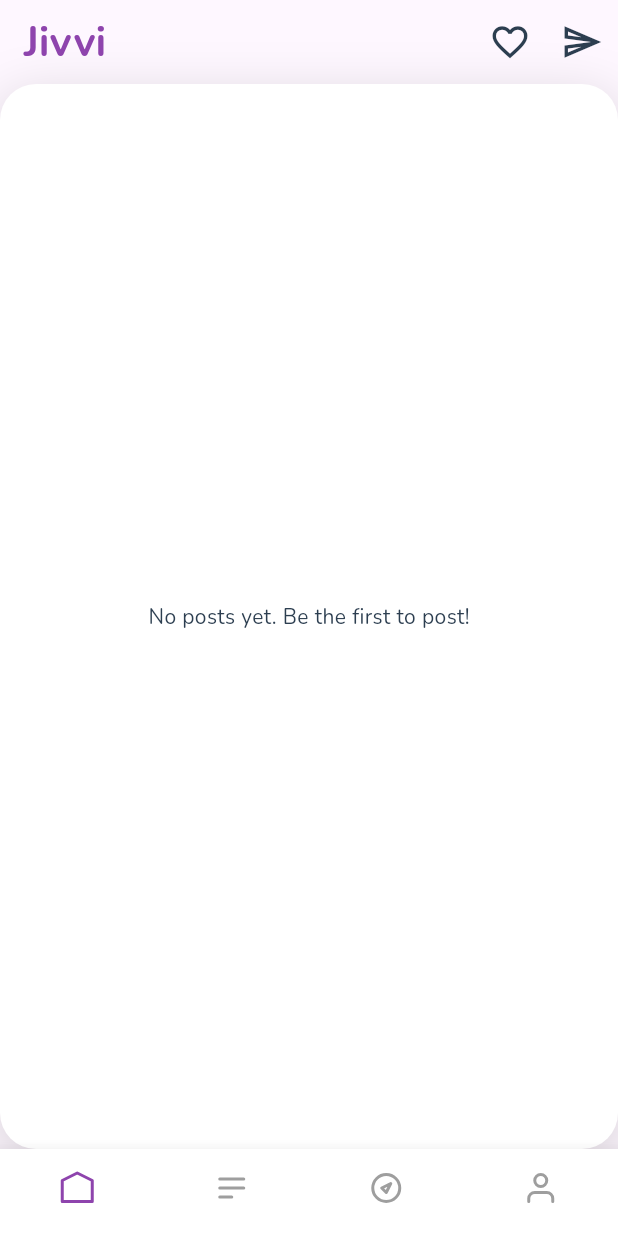
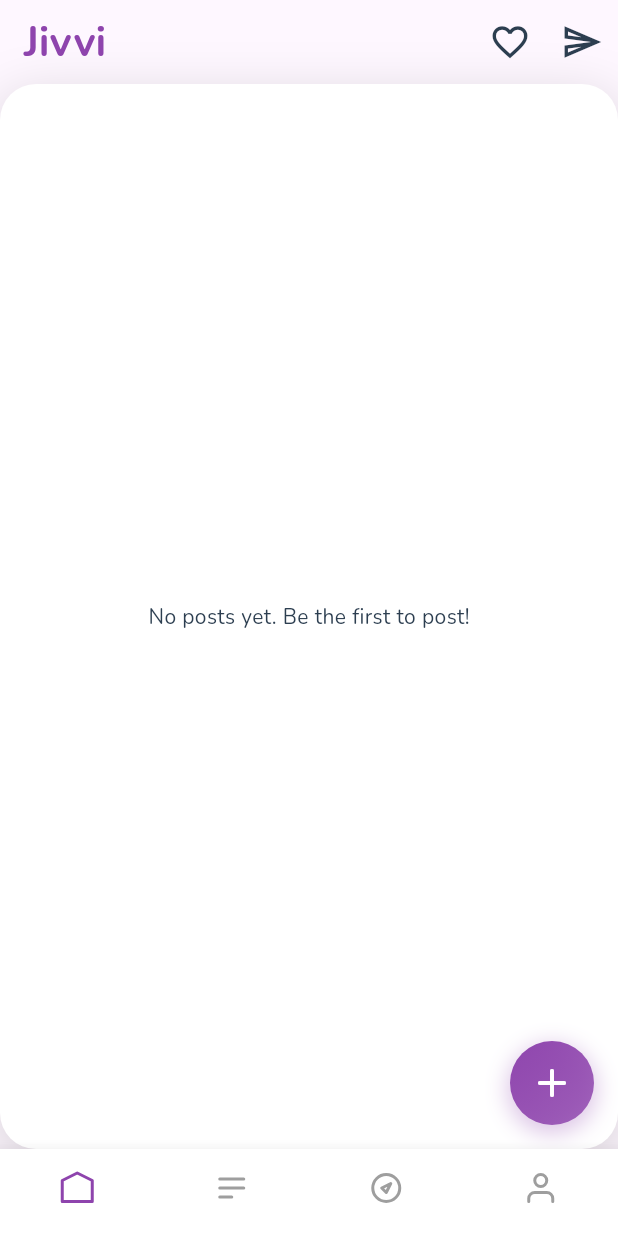
Before and after one commit to swaingithub/social-app, a Flutter app: the HomeScreen screen opened by its route, on a phone screen of 412 x 824 dp. Run offline on Flutter 3.47's test engine with Material 3 defaults, Android fonts, the phone set to English and light mode, and no system bars; drawn by our look-alikes of flutter_animate; our stand-ins replace flutter_svg, go_router, google_fonts, image_picker, shared_preferences, shimmer; accounts and stored records are empty; network calls fail.

Commit message:
home page code updated

```diff
--- a/frontend/lib/screens/home_screen.dart
+++ b/frontend/lib/screens/home_screen.dart
@@ -68,6 +68,52 @@ class HomeScreen extends StatelessWidget {
             duration: 600.ms,
           )
           .fadeIn(delay: 300.ms),
+      floatingActionButton: Container(
+        decoration: BoxDecoration(
+          shape: BoxShape.circle,
+          boxShadow: [
+            BoxShadow(
+              color: Theme.of(context).primaryColor.withOpacity(0.3),
+              blurRadius: 12,
+              spreadRadius: 2,
+              offset: const Offset(0, 4),
+            ),
+          ],
+        ),
+        child: FloatingActionButton(
+          onPressed: () => context.push('/add-post'),
+          backgroundColor: Colors.transparent,
+          elevation: 0,
+          child: Container(
+            width: 60,
+            height: 60,
+            decoration: BoxDecoration(
+              shape: BoxShape.circle,
+              gradient: LinearGradient(
+                colors: [
+                  Theme.of(context).primaryColor,
+                  Theme.of(context).primaryColor.withOpacity(0.8),
+                ],
+                begin: Alignment.topLeft,
+                end: Alignment.bottomRight,
+              ),
+            ),
+            child: const Icon(
+              Icons.add_rounded,
+              color: Colors.white,
+              size: 32,
+            ),
+          ),
+        ),
+      ).animate(
+        delay: 1.seconds,
+        onPlay: (controller) => controller.repeat(reverse: true),
+      ).scale(
+        begin: const Offset(0.9, 0.9),
+        end: const Offset(1.0, 1.0),
+        duration: 1.5.seconds,
+        curve: Curves.easeInOut,
+      ),
     );
   }
 
```
